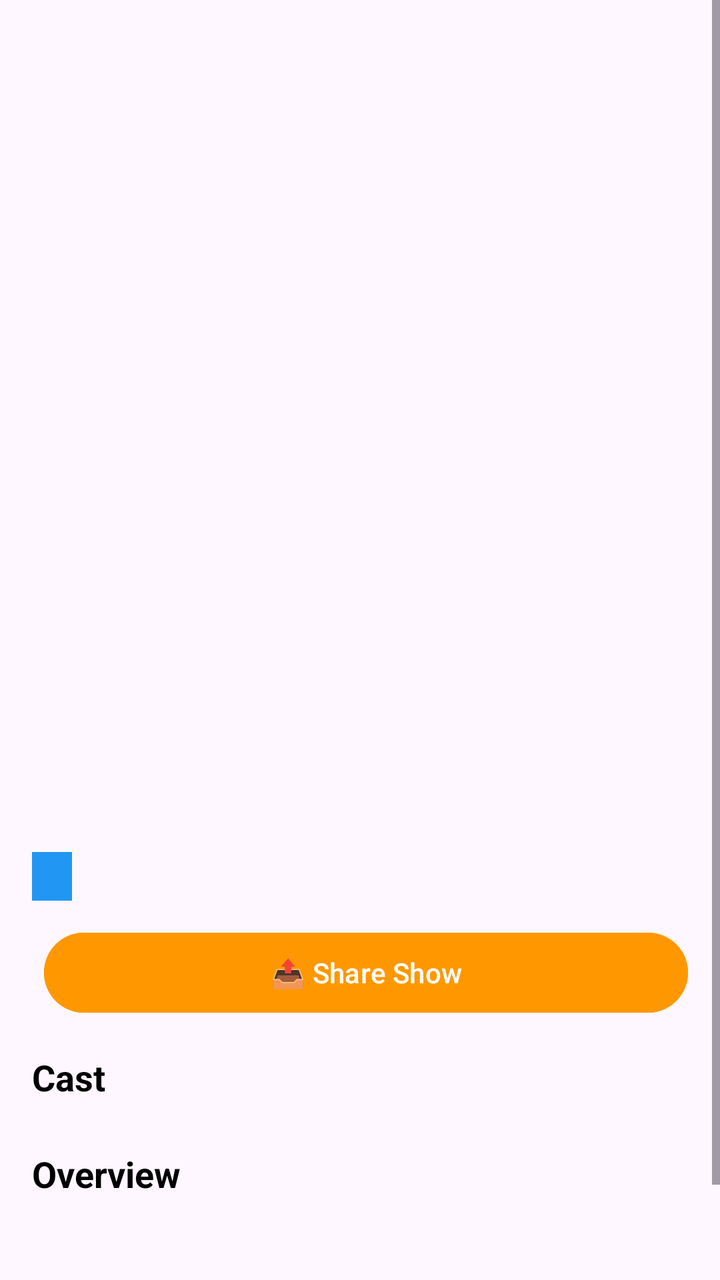
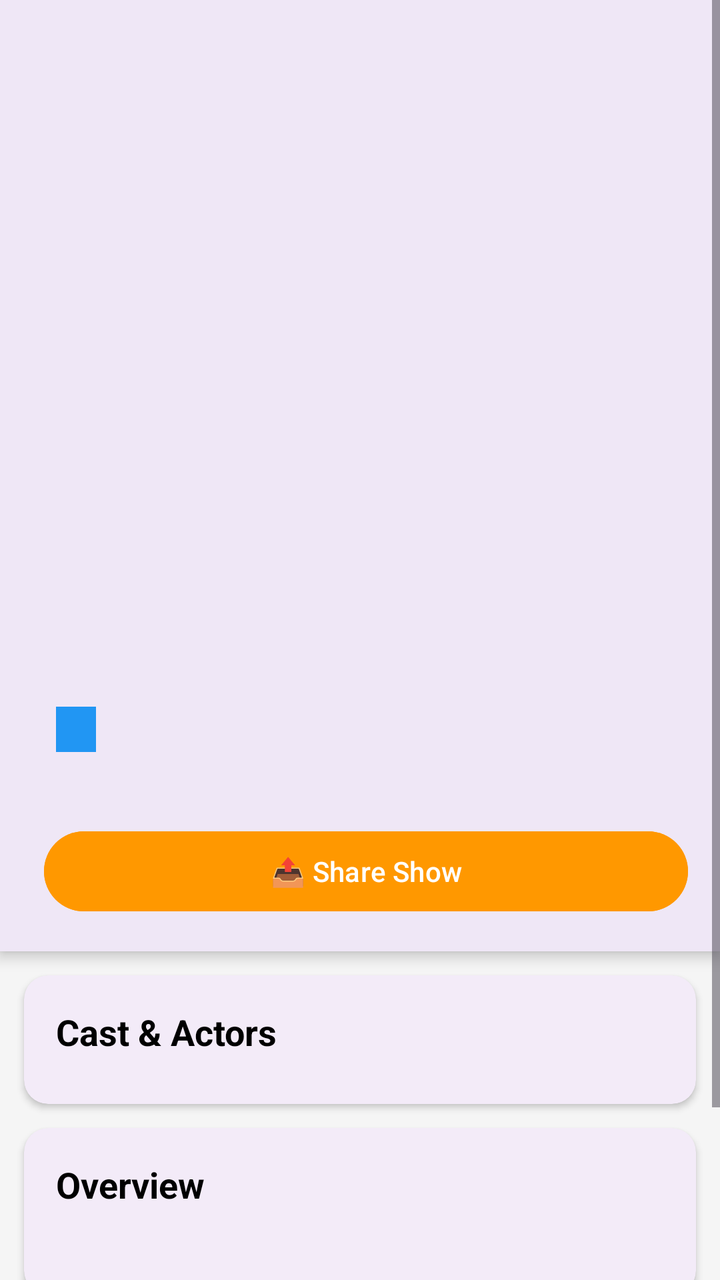

Before-and-after screenshots of an Android layout around one commit, followed by the original layout XML and the change that was made.
<!-- AndroidManifest.xml: application theme Theme.TVShowExplorer -->
<!-- res/layout/activity_detail.xml -->
<?xml version="1.0" encoding="utf-8"?>
<ScrollView xmlns:android="http://schemas.android.com/apk/res/android"
    android:layout_width="match_parent"
    android:layout_height="match_parent"
    android:descendantFocusability="blocksDescendants"
    android:fillViewport="true">

    <LinearLayout
        android:layout_width="match_parent"
        android:layout_height="wrap_content"
        android:orientation="vertical">

        <ImageView
            android:id="@+id/imgDetailPoster"
            android:layout_width="match_parent"
            android:layout_height="320dp"
            android:scaleType="centerCrop" />

        <LinearLayout
            android:layout_width="match_parent"
            android:layout_height="wrap_content"
            android:orientation="vertical"
            android:padding="16dp">

            <TextView
                android:id="@+id/txtDetailTitle"
                android:layout_width="match_parent"
                android:layout_height="wrap_content"
                android:textColor="@android:color/black"
                android:textSize="22sp"
                android:textStyle="bold" />

            <TextView
                android:id="@+id/txtDetailRating"
                android:layout_width="match_parent"
                android:layout_height="wrap_content"
                android:layout_marginTop="8dp"
                android:textColor="@android:color/holo_orange_dark"
                android:textSize="16sp"
                android:textStyle="bold" />

            <TextView
                android:id="@+id/txtDetailGenres"
                android:layout_width="match_parent"
                android:layout_height="wrap_content"
                android:layout_marginTop="6dp"
                android:textColor="@android:color/darker_gray"
                android:textSize="14sp"
                android:textStyle="italic" />

            <TextView
                android:id="@+id/txtDetailStatus"
                android:layout_width="wrap_content"
                android:layout_height="wrap_content"
                android:layout_marginTop="6dp"
                android:background="#2196F3"
                android:paddingHorizontal="10dp"
                android:paddingVertical="4dp"
                android:textColor="@android:color/white"
                android:textSize="12sp"
                android:textStyle="bold" />

            
            <LinearLayout
                android:layout_width="match_parent"
                android:layout_height="wrap_content"
                android:layout_marginTop="12dp"
                android:orientation="horizontal">

                <Button
                    android:id="@+id/btnOfficialSite"
                    android:layout_width="0dp"
                    android:layout_height="wrap_content"
                    android:layout_marginEnd="6dp"
                    android:layout_weight="1"
                    android:text="🌐 Website"
                    android:textColor="@android:color/white"
                    android:visibility="gone" />

                <Button
                    android:id="@+id/btnShareShow"
                    android:layout_width="0dp"
                    android:layout_height="wrap_content"
                    android:layout_marginStart="6dp"
                    android:layout_weight="1"
                    android:backgroundTint="#FF9800"
                    android:text="📤 Share Show"
                    android:textColor="@android:color/white" />
            </LinearLayout>

            
            <TextView
                android:layout_width="match_parent"
                android:layout_height="wrap_content"
                android:layout_marginTop="16dp"
                android:text="Cast"
                android:textColor="@android:color/black"
                android:textSize="18sp"
                android:textStyle="bold" />

            <androidx.recyclerview.widget.RecyclerView
                android:id="@+id/recyclerCast"
                android:layout_width="match_parent"
                android:layout_height="wrap_content"
                android:layout_marginTop="8dp"
                android:nestedScrollingEnabled="false"
                android:orientation="horizontal" />

            
            <TextView
                android:layout_width="match_parent"
                android:layout_height="wrap_content"
                android:layout_marginTop="16dp"
                android:text="Overview"
                android:textColor="@android:color/black"
                android:textSize="18sp"
                android:textStyle="bold" />

            <TextView
                android:id="@+id/txtDetailSummary"
                android:layout_width="match_parent"
                android:layout_height="wrap_content"
                android:layout_marginTop="8dp"
                android:lineSpacingExtra="4dp"
                android:textColor="@android:color/darker_gray"
                android:textSize="15sp" />

            
            <TextView
                android:layout_width="match_parent"
                android:layout_height="wrap_content"
                android:layout_marginTop="16dp"
                android:text="Episodes"
                android:textColor="@android:color/black"
                android:textSize="18sp"
                android:textStyle="bold" />

            <androidx.recyclerview.widget.RecyclerView
                android:id="@+id/recyclerEpisodes"
                android:layout_width="match_parent"
                android:layout_height="wrap_content"
                android:layout_marginTop="8dp"
                android:nestedScrollingEnabled="false" />

        </LinearLayout>
    </LinearLayout>
</ScrollView>
<!-- resources referenced by this layout -->
<resources>
  <style name="Theme.TVShowExplorer" parent="Base.Theme.TVShowExplorer" />
  <style name="Base.Theme.TVShowExplorer" parent="Theme.Material3.DayNight.NoActionBar">
          
          
      </style>
</resources>

<!-- the commit's change to res/layout/activity_detail.xml (unified diff, before → after) -->
@@ -1,7 +1,9 @@
 <?xml version="1.0" encoding="utf-8"?>
 <ScrollView xmlns:android="http://schemas.android.com/apk/res/android"
+    xmlns:app="http://schemas.android.com/apk/res-auto"
     android:layout_width="match_parent"
     android:layout_height="match_parent"
+    android:background="#F5F5F5"
     android:descendantFocusability="blocksDescendants"
     android:fillViewport="true">
 
@@ -10,138 +12,207 @@
         android:layout_height="wrap_content"
         android:orientation="vertical">
 
-        <ImageView
-            android:id="@+id/imgDetailPoster"
-            android:layout_width="match_parent"
-            android:layout_height="320dp"
-            android:scaleType="centerCrop" />
-
-        <LinearLayout
-            android:layout_width="match_parent"
-            android:layout_height="wrap_content"
-            android:orientation="vertical"
-            android:padding="16dp">
-
-            <TextView
-                android:id="@+id/txtDetailTitle"
-                android:layout_width="match_parent"
-                android:layout_height="wrap_content"
-                android:textColor="@android:color/black"
-                android:textSize="22sp"
-                android:textStyle="bold" />
-
-            <TextView
-                android:id="@+id/txtDetailRating"
-                android:layout_width="match_parent"
-                android:layout_height="wrap_content"
-                android:layout_marginTop="8dp"
-                android:textColor="@android:color/holo_orange_dark"
-                android:textSize="16sp"
-                android:textStyle="bold" />
-
-            <TextView
-                android:id="@+id/txtDetailGenres"
-                android:layout_width="match_parent"
-                android:layout_height="wrap_content"
-                android:layout_marginTop="6dp"
-                android:textColor="@android:color/darker_gray"
-                android:textSize="14sp"
-                android:textStyle="italic" />
-
-            <TextView
-                android:id="@+id/txtDetailStatus"
-                android:layout_width="wrap_content"
-                android:layout_height="wrap_content"
-                android:layout_marginTop="6dp"
-                android:background="#2196F3"
-                android:paddingHorizontal="10dp"
-                android:paddingVertical="4dp"
-                android:textColor="@android:color/white"
-                android:textSize="12sp"
-                android:textStyle="bold" />
-
-            
-            <LinearLayout
-                android:layout_width="match_parent"
-                android:layout_height="wrap_content"
-                android:layout_marginTop="12dp"
-                android:orientation="horizontal">
-
-                <Button
-                    android:id="@+id/btnOfficialSite"
-                    android:layout_width="0dp"
-                    android:layout_height="wrap_content"
-                    android:layout_marginEnd="6dp"
-                    android:layout_weight="1"
-                    android:text="🌐 Website"
-                    android:textColor="@android:color/white"
-                    android:visibility="gone" />
-
-                <Button
-                    android:id="@+id/btnShareShow"
-                    android:layout_width="0dp"
-                    android:layout_height="wrap_content"
-                    android:layout_marginStart="6dp"
-                    android:layout_weight="1"
-                    android:backgroundTint="#FF9800"
-                    android:text="📤 Share Show"
-                    android:textColor="@android:color/white" />
-            </LinearLayout>
-
-            
-            <TextView
-                android:layout_width="match_parent"
-                android:layout_height="wrap_content"
-                android:layout_marginTop="16dp"
-                android:text="Cast"
-                android:textColor="@android:color/black"
-                android:textSize="18sp"
-                android:textStyle="bold" />
-
-            <androidx.recyclerview.widget.RecyclerView
-                android:id="@+id/recyclerCast"
-                android:layout_width="match_parent"
-                android:layout_height="wrap_content"
-                android:layout_marginTop="8dp"
-                android:nestedScrollingEnabled="false"
-                android:orientation="horizontal" />
-
-            
-            <TextView
-                android:layout_width="match_parent"
-                android:layout_height="wrap_content"
-                android:layout_marginTop="16dp"
-                android:text="Overview"
-                android:textColor="@android:color/black"
-                android:textSize="18sp"
-                android:textStyle="bold" />
-
-            <TextView
-                android:id="@+id/txtDetailSummary"
-                android:layout_width="match_parent"
-                android:layout_height="wrap_content"
-                android:layout_marginTop="8dp"
-                android:lineSpacingExtra="4dp"
-                android:textColor="@android:color/darker_gray"
-                android:textSize="15sp" />
-
-            
-            <TextView
-                android:layout_width="match_parent"
-                android:layout_height="wrap_content"
-                android:layout_marginTop="16dp"
-                android:text="Episodes"
-                android:textColor="@android:color/black"
-                android:textSize="18sp"
-                android:textStyle="bold" />
-
-            <androidx.recyclerview.widget.RecyclerView
-                android:id="@+id/recyclerEpisodes"
-                android:layout_width="match_parent"
-                android:layout_height="wrap_content"
-                android:layout_marginTop="8dp"
-                android:nestedScrollingEnabled="false" />
-
-        </LinearLayout>
+        
+        <com.google.android.material.card.MaterialCardView
+            android:layout_width="match_parent"
+            android:layout_height="wrap_content"
+            app:cardCornerRadius="0dp"
+            app:cardElevation="4dp"
+            app:strokeWidth="0dp">
+
+            <LinearLayout
+                android:layout_width="match_parent"
+                android:layout_height="wrap_content"
+                android:orientation="vertical">
+
+                <ImageView
+                    android:id="@+id/imgDetailPoster"
+                    android:layout_width="match_parent"
+                    android:layout_height="300dp"
+                    android:scaleType="centerCrop" />
+
+                <LinearLayout
+                    android:layout_width="match_parent"
+                    android:layout_height="wrap_content"
+                    android:orientation="vertical"
+                    android:padding="16dp">
+
+                    <TextView
+                        android:id="@+id/txtDetailTitle"
+                        android:layout_width="match_parent"
+                        android:layout_height="wrap_content"
+                        android:textColor="@android:color/black"
+                        android:textSize="22sp"
+                        android:textStyle="bold" />
+
+                    <LinearLayout
+                        android:layout_width="match_parent"
+                        android:layout_height="wrap_content"
+                        android:layout_marginTop="8dp"
+                        android:gravity="center_vertical"
+                        android:orientation="horizontal">
+
+                        <TextView
+                            android:id="@+id/txtDetailRating"
+                            android:layout_width="wrap_content"
+                            android:layout_height="wrap_content"
+                            android:textColor="@android:color/holo_orange_dark"
+                            android:textSize="15sp"
+                            android:textStyle="bold" />
+
+                        <TextView
+                            android:id="@+id/txtDetailStatus"
+                            android:layout_width="wrap_content"
+                            android:layout_height="wrap_content"
+                            android:layout_marginStart="12dp"
+                            android:background="#2196F3"
+                            android:paddingHorizontal="10dp"
+                            android:paddingVertical="4dp"
+                            android:textColor="@android:color/white"
+                            android:textSize="11sp"
+                            android:textStyle="bold" />
+                    </LinearLayout>
+
+                    <TextView
+                        android:id="@+id/txtDetailGenres"
+                        android:layout_width="match_parent"
+                        android:layout_height="wrap_content"
+                        android:layout_marginTop="6dp"
+                        android:textColor="@android:color/darker_gray"
+                        android:textSize="13sp"
+                        android:textStyle="italic" />
+
+                    
+                    <LinearLayout
+                        android:layout_width="match_parent"
+                        android:layout_height="wrap_content"
+                        android:layout_marginTop="12dp"
+                        android:orientation="horizontal">
+
+                        <Button
+                            android:id="@+id/btnOfficialSite"
+                            android:layout_width="0dp"
+                            android:layout_height="wrap_content"
+                            android:layout_marginEnd="6dp"
+                            android:layout_weight="1"
+                            android:text="🌐 Website"
+                            android:textColor="@android:color/white"
+                            android:visibility="gone" />
+
+                        <Button
+                            android:id="@+id/btnShareShow"
+                            android:layout_width="0dp"
+                            android:layout_height="wrap_content"
+                            android:layout_marginStart="6dp"
+                            android:layout_weight="1"
+                            android:backgroundTint="#FF9800"
+                            android:text="📤 Share Show"
+                            android:textColor="@android:color/white" />
+                    </LinearLayout>
+                </LinearLayout>
+            </LinearLayout>
+        </com.google.android.material.card.MaterialCardView>
+
+        
+        <com.google.android.material.card.MaterialCardView
+            android:layout_width="match_parent"
+            android:layout_height="wrap_content"
+            android:layout_margin="12dp"
+            app:cardCornerRadius="12dp"
+            app:cardElevation="2dp"
+            app:strokeWidth="0dp">
+
+            <LinearLayout
+                android:layout_width="match_parent"
+                android:layout_height="wrap_content"
+                android:orientation="vertical"
+                android:padding="16dp">
+
+                <TextView
+                    android:layout_width="match_parent"
+                    android:layout_height="wrap_content"
+                    android:text="Cast &amp; Actors"
+                    android:textColor="@android:color/black"
+                    android:textSize="18sp"
+                    android:textStyle="bold" />
+
+                <androidx.recyclerview.widget.RecyclerView
+                    android:id="@+id/recyclerCast"
+                    android:layout_width="match_parent"
+                    android:layout_height="wrap_content"
+                    android:layout_marginTop="8dp"
+                    android:nestedScrollingEnabled="false"
+                    android:orientation="horizontal" />
+            </LinearLayout>
+        </com.google.android.material.card.MaterialCardView>
+
+        
+        <com.google.android.material.card.MaterialCardView
+            android:layout_width="match_parent"
+            android:layout_height="wrap_content"
+            android:layout_marginHorizontal="12dp"
+            android:layout_marginBottom="12dp"
+            app:cardCornerRadius="12dp"
+            app:cardElevation="2dp"
+            app:strokeWidth="0dp">
+
+            <LinearLayout
+                android:layout_width="match_parent"
+                android:layout_height="wrap_content"
+                android:orientation="vertical"
+                android:padding="16dp">
+
+                <TextView
+                    android:layout_width="match_parent"
+                    android:layout_height="wrap_content"
+                    android:text="Overview"
+                    android:textColor="@android:color/black"
+                    android:textSize="18sp"
+                    android:textStyle="bold" />
+
+                <TextView
+                    android:id="@+id/txtDetailSummary"
+                    android:layout_width="match_parent"
+                    android:layout_height="wrap_content"
+                    android:layout_marginTop="8dp"
+                    android:lineSpacingExtra="4dp"
+                    android:textColor="@android:color/darker_gray"
+                    android:textSize="14sp" />
+            </LinearLayout>
+        </com.google.android.material.card.MaterialCardView>
+
+        
+        <com.google.android.material.card.MaterialCardView
+            android:layout_width="match_parent"
+            android:layout_height="wrap_content"
+            android:layout_marginHorizontal="12dp"
+            android:layout_marginBottom="16dp"
+            app:cardCornerRadius="12dp"
+            app:cardElevation="2dp"
+            app:strokeWidth="0dp">
+
+            <LinearLayout
+                android:layout_width="match_parent"
+                android:layout_height="wrap_content"
+                android:orientation="vertical"
+                android:padding="16dp">
+
+                <TextView
+                    android:layout_width="match_parent"
+                    android:layout_height="wrap_content"
+                    android:text="Episodes"
+                    android:textColor="@android:color/black"
+                    android:textSize="18sp"
+                    android:textStyle="bold" />
+
+                <androidx.recyclerview.widget.RecyclerView
+                    android:id="@+id/recyclerEpisodes"
+                    android:layout_width="match_parent"
+                    android:layout_height="wrap_content"
+                    android:layout_marginTop="8dp"
+                    android:nestedScrollingEnabled="false" />
+            </LinearLayout>
+        </com.google.android.material.card.MaterialCardView>
+
     </LinearLayout>
 </ScrollView>
